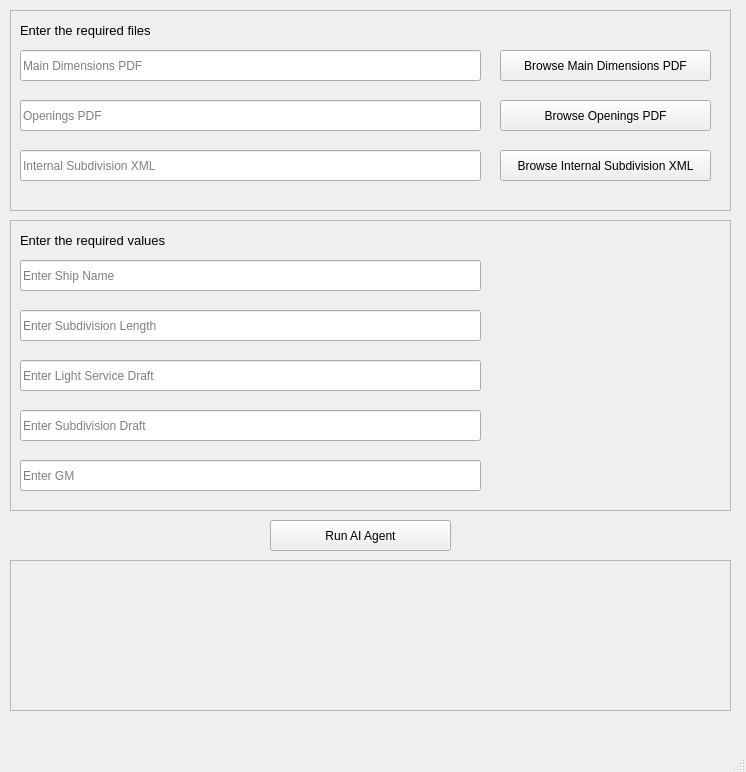
Above: ui/agentMainWindow.ui from Conoship/pias before the change. Below: the same form after it.
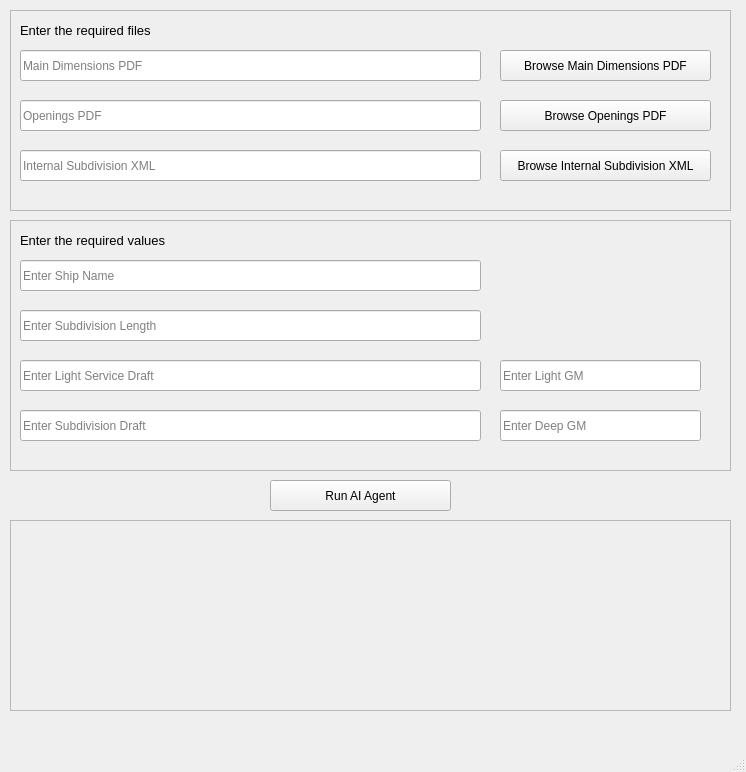
That is the form after the change.

Diff of the .ui file:
```diff
--- a/ui/agentMainWindow.ui
+++ b/ui/agentMainWindow.ui
@@ -18,7 +18,7 @@
     <property name="geometry">
      <rect>
       <x>270</x>
-      <y>520</y>
+      <y>480</y>
       <width>181</width>
       <height>31</height>
      </rect>
@@ -163,7 +163,7 @@
       <x>10</x>
       <y>220</y>
       <width>721</width>
-      <height>291</height>
+      <height>251</height>
      </rect>
     </property>
     <property name="frameShape">
@@ -194,9 +194,9 @@
     <widget class="QLineEdit" name="gmLineEdit">
      <property name="geometry">
       <rect>
-       <x>10</x>
-       <y>240</y>
-       <width>461</width>
+       <x>490</x>
+       <y>140</y>
+       <width>201</width>
        <height>31</height>
       </rect>
      </property>
@@ -204,7 +204,7 @@
       <bool>false</bool>
      </property>
      <property name="placeholderText">
-      <string>Enter GM</string>
+      <string>Enter Light GM</string>
      </property>
      <property name="clearButtonEnabled">
       <bool>true</bool>
@@ -285,14 +285,33 @@
       <bool>true</bool>
      </property>
     </widget>
+    <widget class="QLineEdit" name="deepGMLineEdit">
+     <property name="geometry">
+      <rect>
+       <x>490</x>
+       <y>190</y>
+       <width>201</width>
+       <height>31</height>
+      </rect>
+     </property>
+     <property name="readOnly">
+      <bool>false</bool>
+     </property>
+     <property name="placeholderText">
+      <string>Enter Deep GM</string>
+     </property>
+     <property name="clearButtonEnabled">
+      <bool>true</bool>
+     </property>
+    </widget>
    </widget>
    <widget class="QFrame" name="resultsFrame">
     <property name="geometry">
      <rect>
       <x>10</x>
-      <y>560</y>
+      <y>520</y>
       <width>721</width>
-      <height>151</height>
+      <height>191</height>
      </rect>
     </property>
     <property name="frameShape">
```
Left out of the diff: 2 changed lines with no effect on the pictures.
